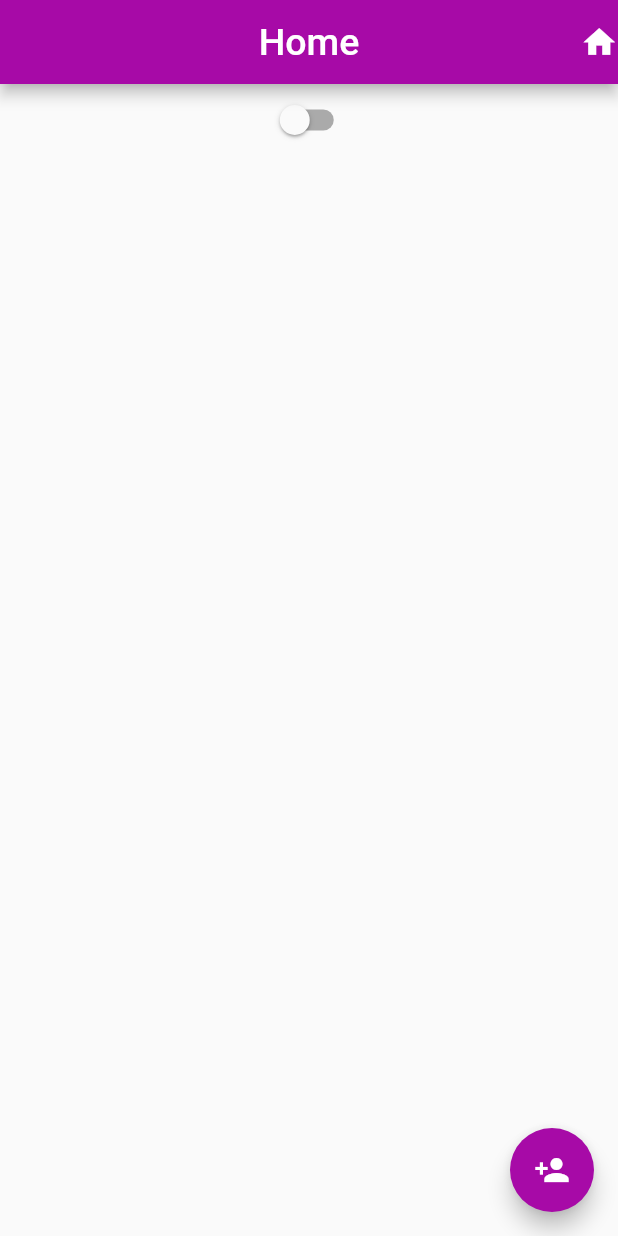
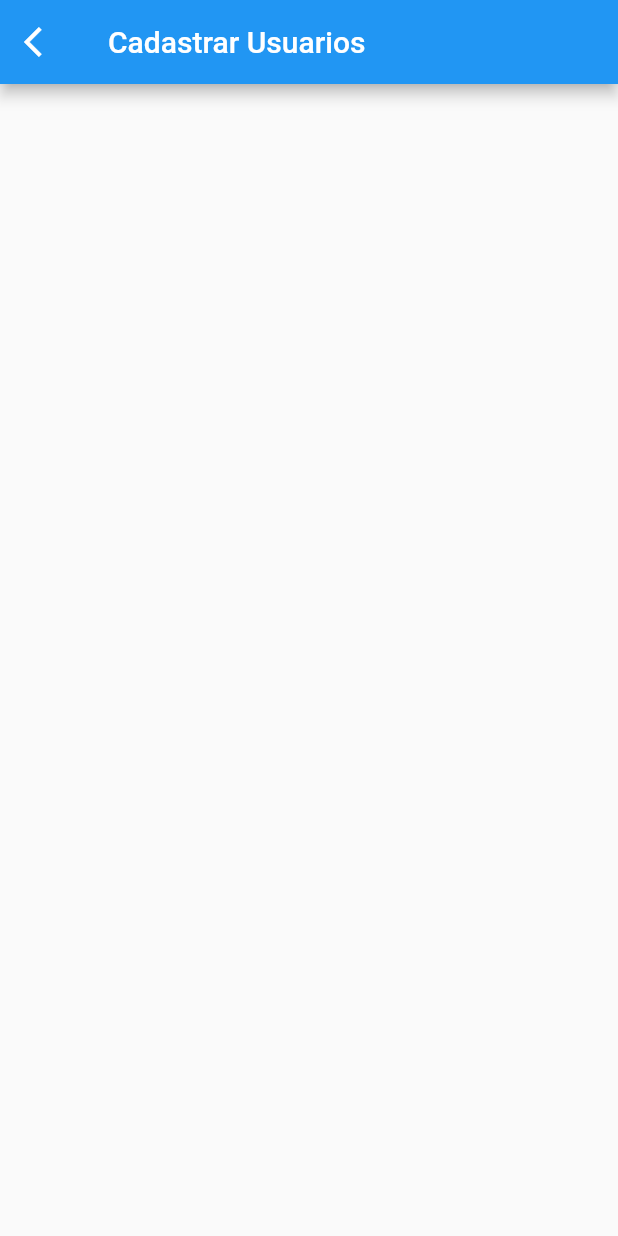
Before and after one commit to AdrielCosta420/projetoDesafio, a Flutter app: the screen it shows after launch, after a tap on the "person add" icon, on a phone screen of 412 x 824 dp. Run offline on Flutter 3.47's test engine with Material 2 defaults, Android fonts, the light colour scheme and no system bars.

Commit message:
fazendo a navegação entre telas

```diff
--- a/lib/classes/classUsers.dart
+++ b/lib/classes/classUsers.dart
@@ -1,14 +1,18 @@
-class ClassUsers {
-  String nome = '';
-  String data_Nascimento = '';
-  String apelido = '';
-  String email = '';
-  int? celular;
-  ClassUsers({
+// ignore_for_file: public_member_api_docs, sort_constructors_first
+class Users {
+  final String nome;
+  final String dataNascimento;
+  final String apelido;
+  final String email;
+  final int? celular;
+
+  Users({
     required this.nome,
-    required this.data_Nascimento,
+    required this.dataNascimento,
     required this.apelido,
     required this.email,
     this.celular,
   });
+
+
 }
--- a/lib/pages/app_controller.dart
+++ b/lib/pages/app_controller.dart
@@ -5,7 +5,7 @@ class AppController extends ChangeNotifier{
   static AppController instance = AppController();
 
   bool isDartTheme = false;
-  changeTheme() {
+  void changeTheme() {
     isDartTheme = !isDartTheme;
     notifyListeners();
   }
--- a/lib/pages/cadastrarUser_page.dart
+++ b/lib/pages/cadastrarUser_page.dart
@@ -1,27 +1,29 @@
-import 'package:flutter/cupertino.dart';
 import 'package:flutter/material.dart';
-import 'package:flutter/src/foundation/key.dart';
-import 'package:flutter/src/widgets/framework.dart';
+import 'package:flutter_application_desafio/classes/classUsers.dart';
 
-class CadastrarUsers extends StatefulWidget {
-  const CadastrarUsers({Key? key}) : super(key: key);
+class CadastrarUserPage extends StatefulWidget {
+  CadastrarUserPage({Key? key}) : super(key: key);
 
   @override
-  State<CadastrarUsers> createState() => _CadastrarUsersState();
+  State<CadastrarUserPage> createState() => _CadastrarUserPageState();
 }
 
-class _CadastrarUsersState extends State<CadastrarUsers> {
+class _CadastrarUserPageState extends State<CadastrarUserPage> {
+  Users usuarios1 = Users(
+      nome: 'Adriel',
+      dataNascimento: '29/10/2001',
+      apelido: 'Driel',
+      email: 'adrielsilva@aleatorio.com',
+      celular: 85280238);
+
   @override
   Widget build(BuildContext context) {
-    return Material(
-      child: SizedBox(
-        width: double.infinity,
-        height: double.infinity,
-        child: Column(
-          mainAxisAlignment: MainAxisAlignment.center,
-          children: [
-            TextField(),
-          ],
+    return Scaffold(
+      appBar: AppBar(
+        title: const Text('Cadastrar Usuarios'),
+        leading: IconButton(
+          onPressed: () => Navigator.of(context).pop(),
+          icon: const Icon(Icons.arrow_back_ios),
         ),
       ),
     );
--- a/lib/pages/home_page.dart
+++ b/lib/pages/home_page.dart
@@ -1,5 +1,7 @@
 import 'package:flutter/material.dart';
-import 'package:flutter_application_desafio/pages/app_controller.dart';
+import 'package:flutter_application_desafio/pages/cadastrarUser_page.dart';
+
+import '../widgets/custom_switch.dart';
 
 class HomePage extends StatefulWidget {
   const HomePage({Key? key}) : super(key: key);
@@ -15,81 +17,37 @@ class _HomePageState extends State<HomePage> {
   Widget build(BuildContext context) {
     return Scaffold(
       appBar: AppBar(
-        title: Text('Home',
-        style: TextStyle(color: Color.fromARGB(255, 255, 255, 255), fontSize: 25)
+        title: const Text('Home',
+            style: TextStyle(
+                color: Color.fromARGB(255, 255, 255, 255), fontSize: 25)),
+        centerTitle: true,
+        leading: InkWell(
+          onTap: () => {},
+          child: const Icon(
+            Icons.home,
+            color: Colors.white,
           ),
-        centerTitle: true,
-        backgroundColor: Color.fromARGB(255, 167, 10, 167),
-        actions: [
-          Icon(Icons.home, size: 25),
-          Tooltip(message: 'home page',),
-
-        ],
+        ),
       ),
       body: Column(
-        children: [
+        children: const [
           Center(
-              child: CustomSwitch(),
+            child: const CustomSwitch(),
           ),
         ],
       ),
       floatingActionButton: FloatingActionButton(
-          child: Icon(Icons.person_add),
-            backgroundColor: Color.fromARGB(255, 167, 10, 167),
-            onPressed: (){
+        backgroundColor: Color.fromARGB(255, 42, 140, 206),
+        onPressed: () {
           setState(() {
             cont++;
-            print(cont);
+            Navigator.of(context).push(MaterialPageRoute(
+              builder: (context) => CadastrarUserPage(),
+            ));
           });
         },
+        child: const Icon(Icons.person_add),
       ),
     );
   }
 }
-
-class CustomSwitch extends StatelessWidget {
-  const CustomSwitch({Key? key}) : super(key: key);
-
-  @override
-  Widget build(BuildContext context) {
-    return Switch(
-              value: AppController.instance.isDartTheme,
-              onChanged: (value) {
-                AppController.instance.changeTheme();
-              },
-            );
-  }
-}
-
-
-/*
-        actions: [
-          IconButton(
-            onPressed: () {},
-            icon: Icon(Icons.home),
-            tooltip: 'Home Page',
-            iconSize: 25,
-          ),
-        ],
-        title: Text(
-          'Home',
-          style: TextStyle(
-            color: Color.fromARGB(255, 255, 255, 255),
-            fontSize: 30,
-          ),
-        ),
-        centerTitle: true,
-        backgroundColor: Color.fromARGB(255, 167, 10, 167),
-      ),*/
-
-
-/*floatingActionButton:  FloatingActionButton(
-        child: Icon(Icons.person_add),
-       // heroTag: Tooltip(message: 'add user') ,
-        backgroundColor: Color.fromARGB(255, 167, 10, 167),
-        onPressed: () {
-          setState(() {
-            cont++;
-          });
-          print(cont);
-        },*/
--- a/lib/pages/app_widget.dart
+++ b/lib/widgets/app_widget.dart
@@ -2,7 +2,7 @@ import 'package:flutter/material.dart';
 
 import 'package:flutter_application_desafio/pages/home_page.dart';
 
-import 'app_controller.dart';
+import '../pages/app_controller.dart';
 
 class AppWidget extends StatelessWidget {
   const AppWidget({Key? key}) : super(key: key);
```
Also changed, not shown: lib/widgets/custom_switch.dart (added, +17 -0 lines). Lines whose indentation alone changed are shown as unchanged.
